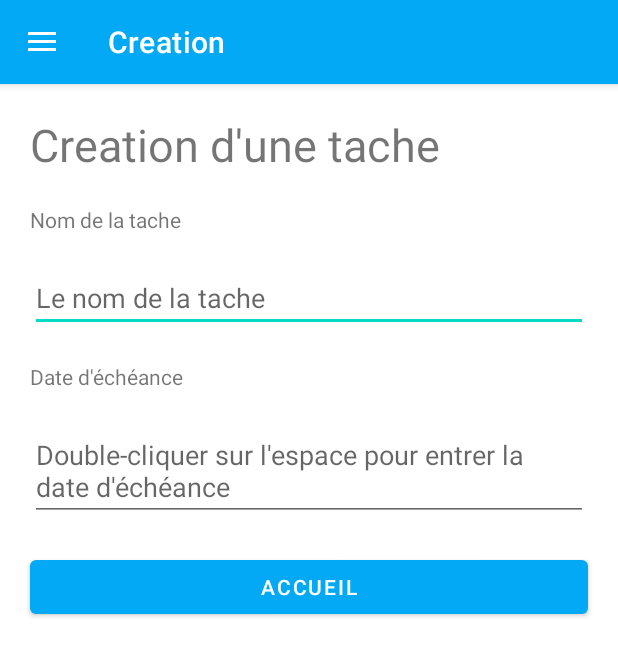
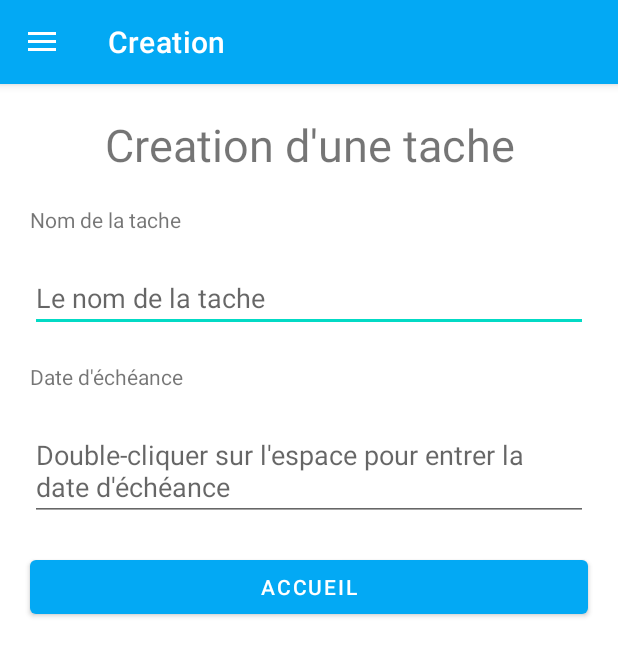
Before and after one commit to Joyce0501/H22-4204N6-KICKMYB-NOUTEJI, an Android app: the CreationActivity screen opened directly, with no data from a screen before it, on a phone screen of 412 x 824 dp. Shown: the top 656 px of the screen. Run offline under Robolectric (Android 15) with nearby library versions, the phone set to English and light mode, and no system bars.

Commit message:
fct Mettre le coordinator layout

```diff
--- a/KickMyB/app/src/main/res/layout/activity_accueil.xml
+++ b/KickMyB/app/src/main/res/layout/activity_accueil.xml
@@ -9,6 +9,9 @@
     android:orientation="vertical"
     android:id="@+id/drawerlayout"
     tools:context=".MainActivity">
+<androidx.coordinatorlayout.widget.CoordinatorLayout
+    android:layout_width="match_parent"
+    android:layout_height="match_parent">
 
     <LinearLayout
         android:layout_width="match_parent"
@@ -32,6 +35,8 @@
             android:id="@+id/recyclerview"/>
     </LinearLayout>
 
+</androidx.coordinatorlayout.widget.CoordinatorLayout>
+
     <com.google.android.material.navigation.NavigationView
         android:id="@+id/navView"
         android:layout_width="match_parent"
--- a/KickMyB/app/src/main/res/layout/activity_creation.xml
+++ b/KickMyB/app/src/main/res/layout/activity_creation.xml
@@ -8,6 +8,9 @@
     android:id="@+id/drawerlayout"
     android:orientation="vertical"
     >
+    <androidx.coordinatorlayout.widget.CoordinatorLayout
+        android:layout_width="match_parent"
+        android:layout_height="match_parent">
         <LinearLayout
             android:layout_width="match_parent"
             android:layout_height="match_parent"
@@ -18,7 +21,7 @@
                 android:layout_width="match_parent"
                 android:layout_height="wrap_content"
                 android:layout_margin="10dp"
-        android:gravity="start"
+                android:gravity="center_horizontal"
                 android:text="Creation d'une tache"
                 android:textSize="30dp"
                 />
@@ -61,23 +64,10 @@
                 android:layout_margin="10dp"
                 android:text="Accueil" />
 
-    <LinearLayout
-        android:layout_width="match_parent"
-        android:layout_height="match_parent"
-        android:orientation="vertical">
-
 
         </LinearLayout>
+    </androidx.coordinatorlayout.widget.CoordinatorLayout>
 
-    <LinearLayout
-        android:layout_width="match_parent"
-        android:layout_height="match_parent"
-        android:orientation="vertical">
-
-    </LinearLayout>
-
-
-</LinearLayout>
     <com.google.android.material.navigation.NavigationView
         android:id="@+id/navView"
         android:layout_width="match_parent"
--- a/KickMyB/app/src/main/res/layout/activity_inscription.xml
+++ b/KickMyB/app/src/main/res/layout/activity_inscription.xml
@@ -8,15 +8,17 @@
     android:layout_weight="4"
     tools:context=".MainActivity"
    >
+
     <TextView
         android:layout_width="wrap_content"
         android:layout_height="wrap_content"
         android:layout_margin="10dp"
+        android:gravity="center_horizontal"
         android:padding="10dp"
         android:text="Inscrivez-vous"
         android:textColor="@color/black"
-        android:textAlignment="center"
-        android:textSize="20dp" />
+        android:textSize="30dp" />
+
     <LinearLayout
         android:layout_width="match_parent"
         android:layout_height="match_parent"
--- a/KickMyB/app/src/main/res/layout/activity_main.xml
+++ b/KickMyB/app/src/main/res/layout/activity_main.xml
@@ -16,8 +16,8 @@
         android:padding="10dp"
         android:text="Connectez-vous a votre compte"
         android:textColor="@color/black"
-        android:textAlignment="center"
-        android:textSize="20dp" />
+        android:gravity="center_horizontal"
+        android:textSize="30dp" />
 
     <LinearLayout
         android:layout_width="match_parent"
```
Also changed, not shown: KickMyB/app/src/main/res/layout/activity_consultation.xml (+15 -1 lines). Lines whose indentation alone changed are shown as unchanged.
